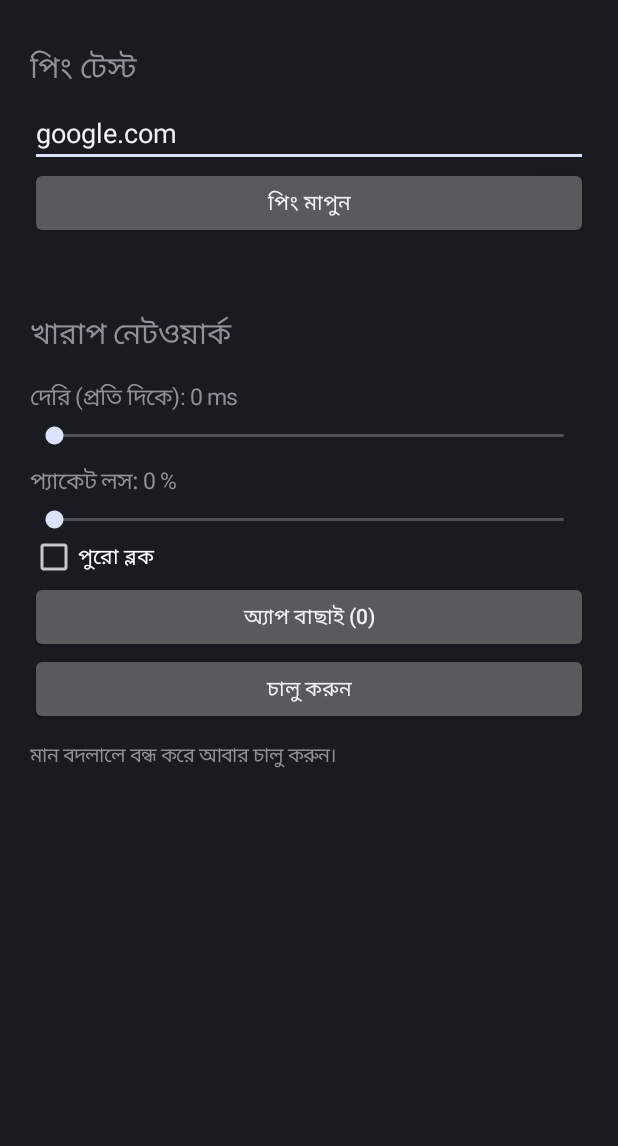
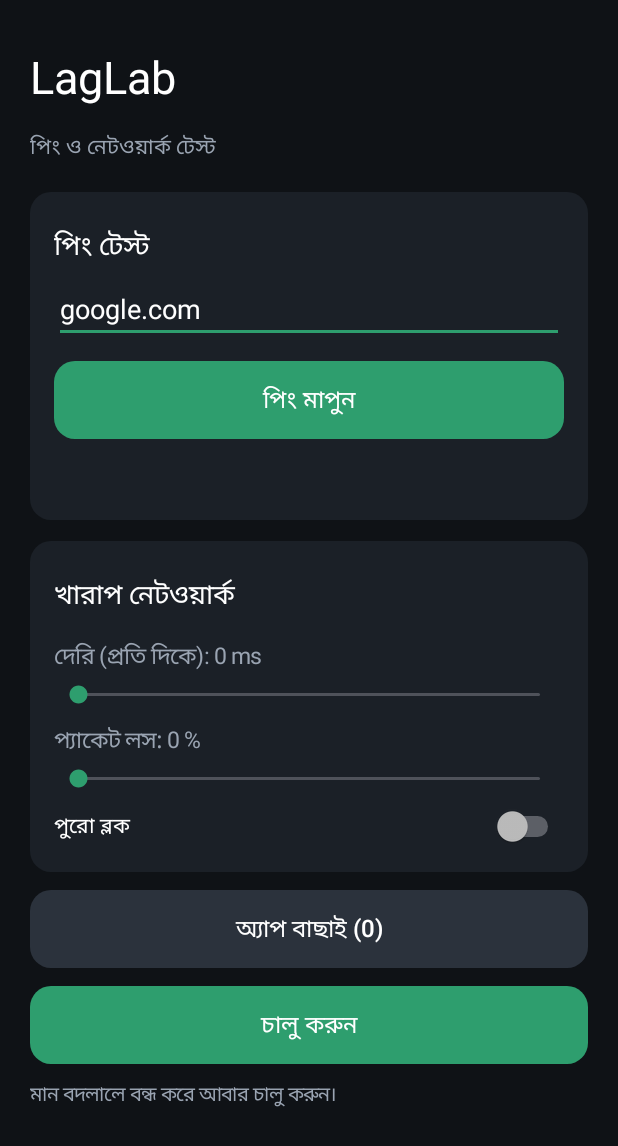
Before and after one commit to juycnhd-dot/LagLab, an Android app: the screen it shows after launch (MainActivity), on a phone screen of 412 x 824 dp. Shown: the top 1146 px of the screen. Run offline under Robolectric (Android 15) with nearby library versions, the phone set to English and light mode, and no system bars.

Commit message:
Update MainActivity.java

```diff
--- a/app/src/main/java/com/laglab/app/MainActivity.java
+++ b/app/src/main/java/com/laglab/app/MainActivity.java
@@ -6,7 +6,9 @@ import android.content.Intent;
 import android.content.SharedPreferences;
 import android.content.pm.PackageManager;
 import android.content.pm.ResolveInfo;
+import android.content.res.ColorStateList;
 import android.graphics.drawable.Drawable;
+import android.graphics.drawable.GradientDrawable;
 import android.net.VpnService;
 import android.os.Build;
 import android.os.Bundle;
@@ -18,10 +20,12 @@ import java.net.Socket;
 import java.util.*;
 
 public class MainActivity extends Activity {
+    private static final int BG = 0xFF0F1216, CARD = 0xFF1B2027, SOFT = 0xFF2B323C,
+            ACCENT = 0xFF2E9E6E, RED = 0xFFD9534F, WHITE = 0xFFFFFFFF, GREY = 0xFF9AA4B2;
     private final HashSet<String> selected = new HashSet<>();
     private SharedPreferences prefs;
     private SeekBar delay, loss;
-    private CheckBox block;
+    private Switch block;
     private Button apps, toggle;
     private TextView pingResult;
 
@@ -36,22 +40,33 @@ public class MainActivity extends Activity {
         root.setPadding(pad, pad, pad, pad);
         root.setFitsSystemWindows(true);
 
-        text(root, "পিং টেস্ট", 20);
+        text(root, "LagLab", 30);
+        text(root, "পিং ও নেটওয়ার্ক টেস্ট", 14);
+
+        LinearLayout pingCard = card(root);
+        text(pingCard, "পিং টেস্ট", 18);
         EditText host = new EditText(this);
         host.setSingleLine();
         host.setText("google.com");
-        root.addView(host);
-        Button ping = button(root, "পিং মাপুন");
-        pingResult = text(root, "", 16);
+        host.setTextColor(WHITE);
+        host.setBackgroundTintList(ColorStateList.valueOf(ACCENT));
+        pingCard.addView(host);
+        Button ping = button(pingCard, "পিং মাপুন");
+        pingResult = text(pingCard, "", 16);
         ping.setOnClickListener(v -> ping(host.getText().toString().trim()));
 
-        text(root, "খারাপ নেটওয়ার্ক", 20);
-        delay = slider(root, "দেরি (প্রতি দিকে)", " ms", 2000, "delay");
-        loss = slider(root, "প্যাকেট লস", " %", 100, "loss");
-        block = new CheckBox(this);
+        LinearLayout netCard = card(root);
+        text(netCard, "খারাপ নেটওয়ার্ক", 18);
+        delay = slider(netCard, "দেরি (প্রতি দিকে)", " ms", 2000, "delay");
+        loss = slider(netCard, "প্যাকেট লস", " %", 100, "loss");
+        block = new Switch(this);
         block.setText("পুরো ব্লক");
-        root.addView(block);
+        block.setTextColor(WHITE);
+        block.setPadding(0, dp(12), 0, dp(4));
+        netCard.addView(block);
+
         apps = button(root, "");
+        apps.setBackground(shape(SOFT));
         apps.setOnClickListener(v -> pickApps());
         toggle = button(root, "");
         toggle.setOnClickListener(v -> {
@@ -69,6 +84,10 @@ public class MainActivity extends Activity {
         text(root, "মান বদলালে বন্ধ করে আবার চালু করুন।", 13);
 
         ScrollView scroll = new ScrollView(this);
+        scroll.setBackgroundColor(BG);
+        scroll.setFillViewport(true);
+        getWindow().setStatusBarColor(BG);
+        getWindow().setNavigationBarColor(BG);
         scroll.addView(root);
         setContentView(scroll);
         if (Build.VERSION.SDK_INT >= 33) requestPermissions(new String[]{"android.permission.POST_NOTIFICATIONS"}, 2);
@@ -94,6 +113,7 @@ public class MainActivity extends Activity {
     private void refresh() {
         apps.setText("অ্যাপ বাছাই (" + selected.size() + ")");
         toggle.setText(LagService.active ? "বন্ধ করুন" : "চালু করুন");
+        toggle.setBackground(shape(LagService.active ? RED : ACCENT));
     }
 
     private void pickApps() {
@@ -163,10 +183,33 @@ public class MainActivity extends Activity {
         }).start();
     }
 
+    private int dp(int value) {
+        return (int) (value * getResources().getDisplayMetrics().density);
+    }
+
+    private GradientDrawable shape(int color) {
+        GradientDrawable g = new GradientDrawable();
+        g.setColor(color);
+        g.setCornerRadius(dp(14));
+        return g;
+    }
+
+    private LinearLayout card(LinearLayout root) {
+        LinearLayout c = new LinearLayout(this);
+        c.setOrientation(LinearLayout.VERTICAL);
+        c.setPadding(dp(16), dp(12), dp(16), dp(16));
+        c.setBackground(shape(CARD));
+        LinearLayout.LayoutParams p = new LinearLayout.LayoutParams(-1, -2);
+        p.topMargin = dp(14);
+        root.addView(c, p);
+        return c;
+    }
+
     private TextView text(LinearLayout root, String s, int size) {
         TextView t = new TextView(this);
         t.setText(s);
         t.setTextSize(size);
+        t.setTextColor(size >= 18 ? WHITE : GREY);
         t.setPadding(0, 16, 0, 8);
         root.addView(t);
         return t;
@@ -175,7 +218,14 @@ public class MainActivity extends Activity {
     private Button button(LinearLayout root, String s) {
         Button b = new Button(this);
         b.setText(s);
-        root.addView(b);
+        b.setAllCaps(false);
+        b.setTextSize(16);
+        b.setTextColor(WHITE);
+        b.setBackground(shape(ACCENT));
+        b.setStateListAnimator(null);
+        LinearLayout.LayoutParams p = new LinearLayout.LayoutParams(-1, dp(52));
+        p.topMargin = dp(12);
+        root.addView(b, p);
         return b;
     }
 
@@ -183,6 +233,8 @@ public class MainActivity extends Activity {
         TextView label = text(root, "", 15);
         SeekBar bar = new SeekBar(this);
         bar.setMax(max);
+        bar.setProgressTintList(ColorStateList.valueOf(ACCENT));
+        bar.setThumbTintList(ColorStateList.valueOf(ACCENT));
         bar.setOnSeekBarChangeListener(new SeekBar.OnSeekBarChangeListener() {
             public void onProgressChanged(SeekBar s, int v, boolean user) { label.setText(name + ": " + v + unit); }
             public void onStartTrackingTouch(SeekBar s) { }
```
